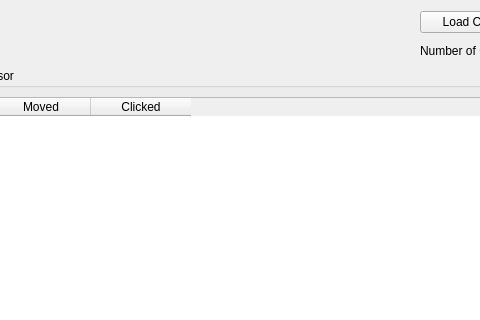
Old version of the form bec_widgets/examples/extreme/extreme.ui in the repository bec-project/bec_widgets; both pictures show x 621 to 1101 and y 0 to 320 of the 1248 by 564 pixel window.
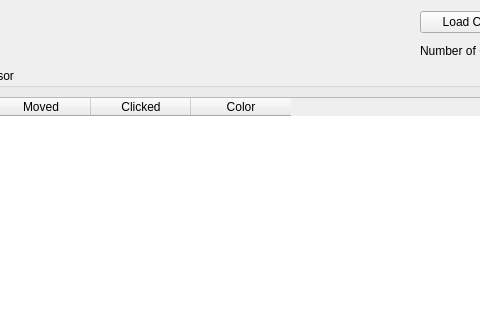
New version of the form. Custom widgets are drawn as their Qt base class.

Commit message: feat: colorbutton next to each curve in the table to be able to set up colors

What changed in the file:
```diff
--- a/bec_widgets/examples/extreme/extreme.ui
+++ b/bec_widgets/examples/extreme/extreme.ui
@@ -53,6 +53,11 @@
               <string>Clicked</string>
              </property>
             </column>
+            <column>
+             <property name="text">
+              <string>Color</string>
+             </property>
+            </column>
            </widget>
           </item>
          </layout>
```
The commit also changes 1 other file.
